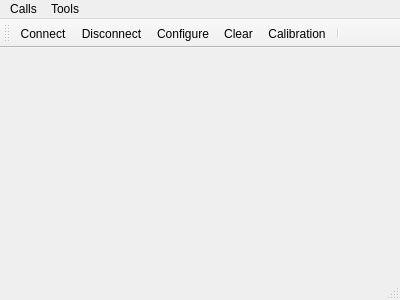
Above: ClimCapApi/forms/mainwindow.ui from Ond12/rclimbcap before the change. Below: the same form after it.
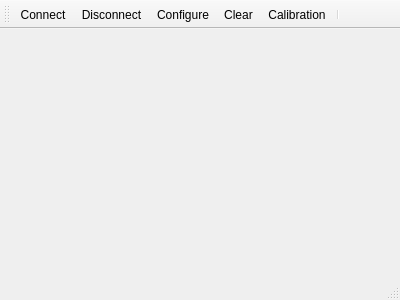
That is the form after the change. Icons and pictures are not drawn.

```diff
--- a/ClimCapApi/forms/mainwindow.ui
+++ b/ClimCapApi/forms/mainwindow.ui
@@ -16,34 +16,6 @@
   <widget class="QWidget" name="centralWidget">
    <layout class="QVBoxLayout" name="verticalLayout"/>
   </widget>
-  <widget class="QMenuBar" name="menuBar">
-   <property name="geometry">
-    <rect>
-     <x>0</x>
-     <y>0</y>
-     <width>400</width>
-     <height>26</height>
-    </rect>
-   </property>
-   <widget class="QMenu" name="menuCalls">
-    <property name="title">
-     <string>Calls</string>
-    </property>
-    <addaction name="actionConnect"/>
-    <addaction name="actionDisconnect"/>
-    <addaction name="separator"/>
-    <addaction name="actionQuit"/>
-   </widget>
-   <widget class="QMenu" name="menuTools">
-    <property name="title">
-     <string>Tools</string>
-    </property>
-    <addaction name="actionConfigure"/>
-    <addaction name="actionClear"/>
-   </widget>
-   <addaction name="menuCalls"/>
-   <addaction name="menuTools"/>
-  </widget>
   <widget class="QToolBar" name="mainToolBar">
    <attribute name="toolBarArea">
     <enum>TopToolBarArea</enum>
```
Left out of the diff: 8 changed lines with no effect on the pictures.
